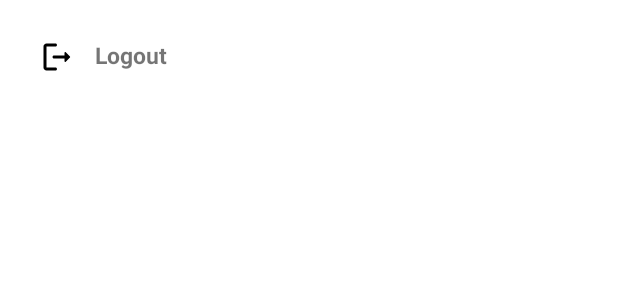
After one commit to rahmatsyalim/Gibox-android-test, an Android app: the layout bottom_sheet_logout.xml on its own in the app's theme, with its tools: preview values and no code run, on a phone screen of 412 x 824 dp. The commit adds this screen. Shown: the top 300 px of the screen. Run offline under Robolectric (Android 15) with nearby library versions, the phone set to English and light mode, and no system bars.

Commit message:
Added session logout and fixed problem related to it

```diff
--- /dev/null
+++ b/app/src/main/res/drawable/ic_logout.xml
@@ -0,0 +1,6 @@
+<vector android:autoMirrored="true" android:height="24dp"
+    android:tint="#000000" android:viewportHeight="24"
+    android:viewportWidth="24" android:width="24dp" xmlns:android="http://schemas.android.com/apk/res/android">
+    <path android:fillColor="@android:color/white" android:pathData="M5,5h6c0.55,0 1,-0.45 1,-1v0c0,-0.55 -0.45,-1 -1,-1H5C3.9,3 3,3.9 3,5v14c0,1.1 0.9,2 2,2h6c0.55,0 1,-0.45 1,-1v0c0,-0.55 -0.45,-1 -1,-1H5V5z"/>
+    <path android:fillColor="@android:color/white" android:pathData="M20.65,11.65l-2.79,-2.79C17.54,8.54 17,8.76 17,9.21V11h-7c-0.55,0 -1,0.45 -1,1v0c0,0.55 0.45,1 1,1h7v1.79c0,0.45 0.54,0.67 0.85,0.35l2.79,-2.79C20.84,12.16 20.84,11.84 20.65,11.65z"/>
+</vector>
--- /dev/null
+++ b/app/src/main/res/drawable/ic_more.xml
@@ -0,0 +1,5 @@
+<vector android:height="24dp" android:tint="#000000"
+    android:viewportHeight="24" android:viewportWidth="24"
+    android:width="24dp" xmlns:android="http://schemas.android.com/apk/res/android">
+    <path android:fillColor="@android:color/white" android:pathData="M12,8c1.1,0 2,-0.9 2,-2s-0.9,-2 -2,-2 -2,0.9 -2,2 0.9,2 2,2zM12,10c-1.1,0 -2,0.9 -2,2s0.9,2 2,2 2,-0.9 2,-2 -0.9,-2 -2,-2zM12,16c-1.1,0 -2,0.9 -2,2s0.9,2 2,2 2,-0.9 2,-2 -0.9,-2 -2,-2z"/>
+</vector>
--- /dev/null
+++ b/app/src/main/res/layout/bottom_sheet_logout.xml
@@ -0,0 +1,17 @@
+<?xml version="1.0" encoding="utf-8"?>
+<TextView xmlns:android="http://schemas.android.com/apk/res/android"
+   xmlns:app="http://schemas.android.com/apk/res-auto"
+   xmlns:tools="http://schemas.android.com/tools"
+   android:text="@string/txt_logout"
+   android:textSize="@dimen/_12sdp"
+   android:textStyle="bold"
+   android:padding="@dimen/_20sdp"
+   android:id="@+id/logout_textView"
+   android:layout_width="match_parent"
+   android:layout_height="wrap_content"
+   android:clickable="true"
+   android:focusable="true"
+   android:background="?attr/selectableItemBackground"
+   android:drawablePadding="@dimen/_10sdp"
+   app:drawableStartCompat="@drawable/ic_logout">
+</TextView>
--- a/app/src/main/res/values/strings.xml
+++ b/app/src/main/res/values/strings.xml
@@ -9,6 +9,7 @@
     <string name="to_paging_example">To paging example</string>
     <string name="to_login_example">To Login Example</string>
     <string name="txt_login">Login</string>
+    <string name="txt_logout">Logout</string>
     <string name="txt_email">Email</string>
     <string name="txt_password">Password</string>
     <string name="txt_try_again">Try Again</string>
```
Also changed, not shown: app/build.gradle (+4 -4 lines), app/src/main/java/com/gibox/testandroid/view/ui/listuser/ListUserActivity.kt (+42 -10 lines), app/src/main/java/com/gibox/testandroid/view/ui/login/LoginActivity.kt (+10 -12 lines), app/src/main/java/com/gibox/testandroid/view/ui/viewmodel/MainViewModel.kt (+10 -4 lines), app/src/main/res/layout/activity_list_user.xml (+23 -9 lines), 5 other files.
